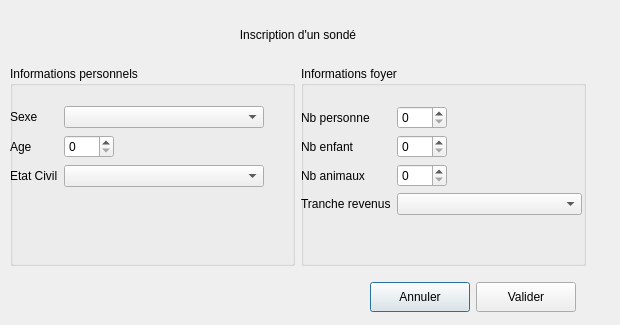
Dragorane/sondihm, file dialoginscription.ui: the form before one commit.
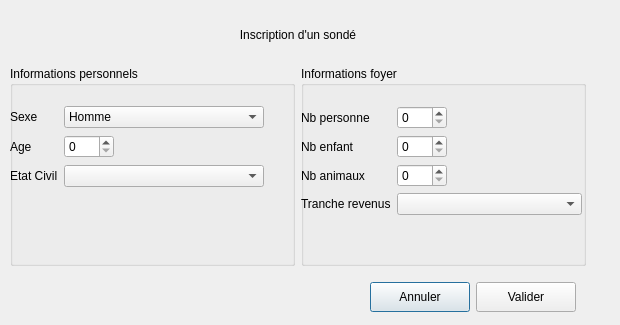
The form after the commit.

The edit to the form file:
```diff
--- a/dialoginscription.ui
+++ b/dialoginscription.ui
@@ -113,6 +113,16 @@
               <height>30</height>
              </size>
             </property>
+            <item>
+             <property name="text">
+              <string>Homme</string>
+             </property>
+            </item>
+            <item>
+             <property name="text">
+              <string>Femme</string>
+             </property>
+            </item>
            </widget>
           </item>
           <item row="1" column="0">
```
Left out of the diff: 19 changed lines with no effect on the pictures.
